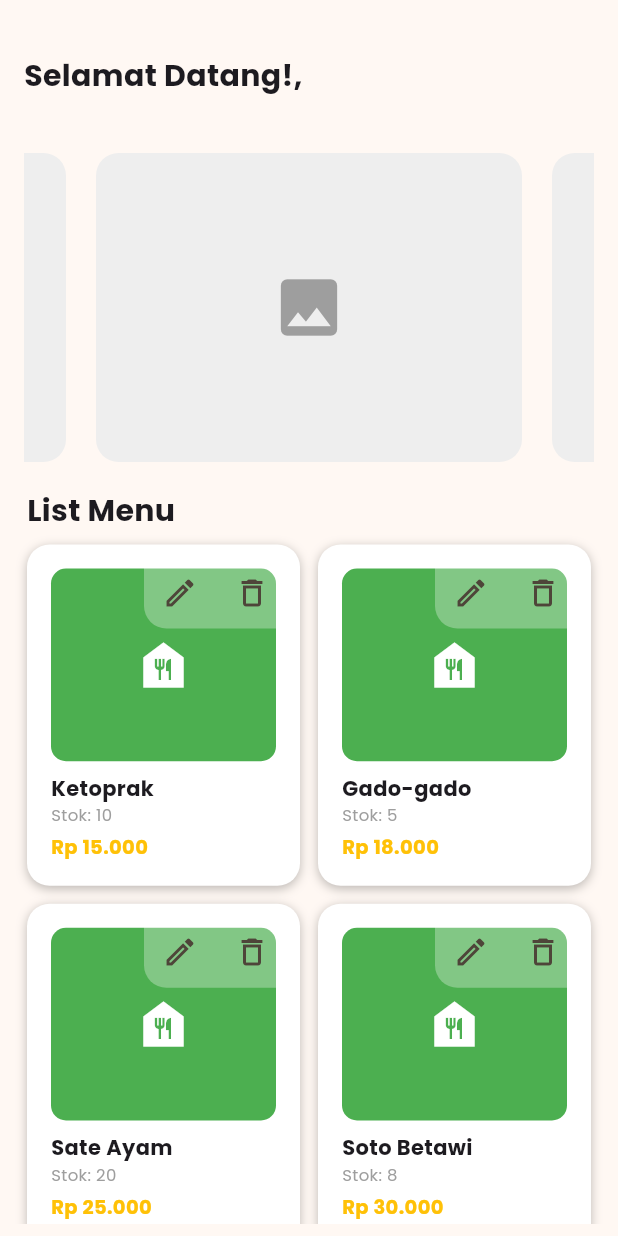
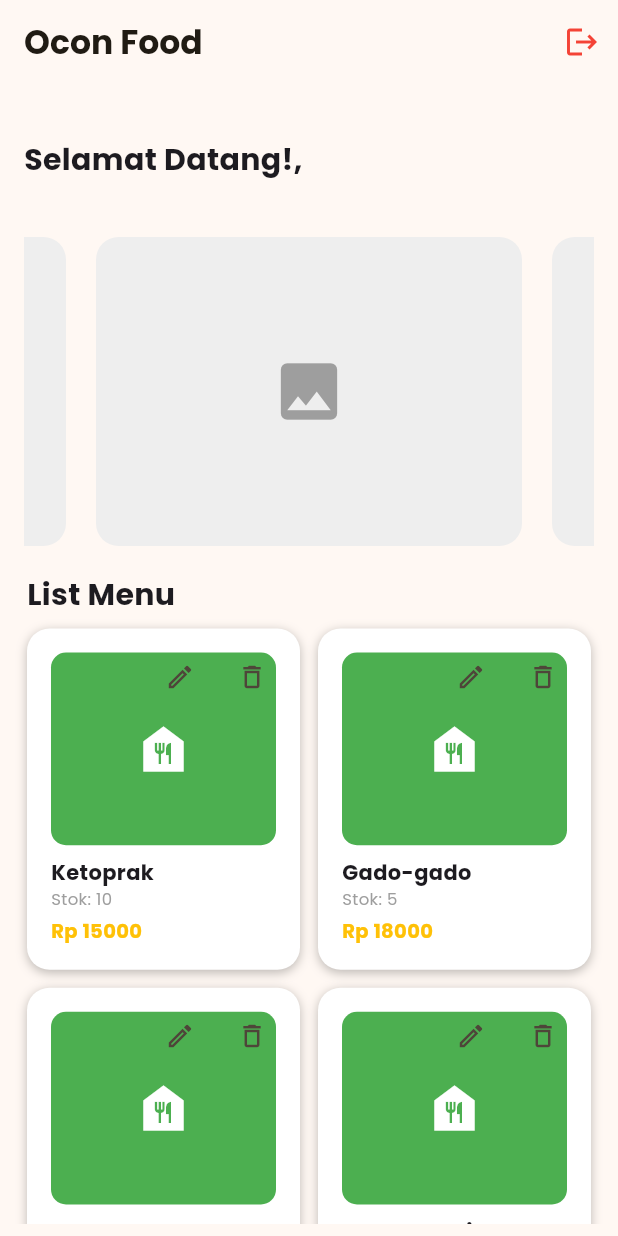
Before and after one commit to Application-Software-Engineering/frontend-resto, a Flutter app: the DashboardPage screen opened directly, on a phone screen of 412 x 824 dp. Run offline on Flutter 3.47's test engine with Material 3 defaults, Android fonts, the phone set to English and light mode, and no system bars; our stand-ins replace google_fonts, image_picker, shared_preferences; accounts and stored records are empty.

Commit message:
Selesaikan conflict merge di main.dart

```diff
--- a/lib/main.dart
+++ b/lib/main.dart
@@ -1,5 +1,5 @@
 import 'package:flutter/material.dart';
-import 'pages/login.dart';
+import 'package:frontend_resto/pages/splash.dart';
 import 'package:google_fonts/google_fonts.dart';
 
 
@@ -20,7 +20,7 @@ class MyApp extends StatelessWidget {
         textTheme: GoogleFonts.poppinsTextTheme(Theme.of(context).textTheme),
         useMaterial3: true,
       ),
-      home: const LoginPage(),
+      home: const SplashScreen(),
     );
   }
 }
--- a/lib/pages/dashboard.dart
+++ b/lib/pages/dashboard.dart
@@ -2,6 +2,7 @@ import 'package:flutter/material.dart';
 import 'package:frontend_resto/pages/edit_menu_page.dart';
 import 'package:shared_preferences/shared_preferences.dart';
 import 'package:google_fonts/google_fonts.dart';
+import 'package:frontend_resto/services/auth_service.dart'; // Menambahkan import AuthService
 
 class DashboardPage extends StatefulWidget {
   const DashboardPage({super.key});
@@ -11,8 +12,8 @@ class DashboardPage extends StatefulWidget {
 }
 
 class _DashboardPageState extends State<DashboardPage> {
-
   String _displayName = "User";
+  final AuthService _authService = AuthService(); // Inisialisasi untuk logout
 
   @override
   void initState() {
@@ -23,9 +24,18 @@ class _DashboardPageState extends State<DashboardPage> {
   void _getSavedName() async {
     final prefs = await SharedPreferences.getInstance();
     setState(() {
+      // Perbaikan: Gunakan key 'name' agar sinkron dengan yang disimpan di LoginPage
       _displayName = prefs.getString('name') ?? "User";
     });
   }
+
+  // Menambahkan fungsi logout agar tombol berfungsi
+  void _handleLogout() async {
+    await _authService.logout();
+    if (!mounted) return;
+    Navigator.pushNamedAndRemoveUntil(context, '/login', (route) => false);
+  }
+
   void _showAddToCartSheet(BuildContext context, Map<String, dynamic> item) {
     int quantity = 1;
     showModalBottomSheet(
@@ -155,7 +165,6 @@ class _DashboardPageState extends State<DashboardPage> {
                         ),
                       ),
                       onPressed: () {
-                        // Perbaikan: Cek Navigator sebelum pop untuk cegah Red Screen
                         if (Navigator.canPop(context)) {
                           Navigator.pop(context);
                         }
@@ -200,15 +209,38 @@ class _DashboardPageState extends State<DashboardPage> {
       initialPage: 1000,
     );
 
+    // Data dummy menu
     final List<Map<String, dynamic>> menuItems = [
-      {'nama': 'Ketoprak', 'stok': '10', 'harga': 'Rp 15.000'},
-      {'nama': 'Gado-gado', 'stok': '5', 'harga': 'Rp 18.000'},
-      {'nama': 'Sate Ayam', 'stok': '20', 'harga': 'Rp 25.000'},
-      {'nama': 'Soto Betawi', 'stok': '8', 'harga': 'Rp 30.000'},
-      {'nama': 'Nasi Goreng', 'stok': '8', 'harga': 'Rp 30.000'},
+      {'id': 1, 'nama': 'Ketoprak', 'stok': '10', 'harga': '15000'},
+      {'id': 2, 'nama': 'Gado-gado', 'stok': '5', 'harga': '18000'},
+      {'id': 3, 'nama': 'Sate Ayam', 'stok': '20', 'harga': '25000'},
+      {'id': 4, 'nama': 'Soto Betawi', 'stok': '8', 'harga': '30000'},
+      {'id': 5, 'nama': 'Nasi Goreng', 'stok': '8', 'harga': '30000'},
     ];
 
     return Scaffold(
+      // Tambahan: AppBar dengan Tombol Logout agar User Experience lebih baik
+      appBar: AppBar(
+        title: Text('Ocon Food', style: GoogleFonts.poppins(fontWeight: FontWeight.bold)),
+        actions: [
+          IconButton(
+            icon: const Icon(Icons.logout, color: Colors.red),
+            onPressed: () {
+              showDialog(
+                context: context,
+                builder: (context) => AlertDialog(
+                  title: const Text('Logout'),
+                  content: const Text('Yakin ingin keluar?'),
+                  actions: [
+                    TextButton(onPressed: () => Navigator.pop(context), child: const Text('Batal')),
+                    TextButton(onPressed: _handleLogout, child: const Text('Keluar', style: TextStyle(color: Colors.red))),
+                  ],
+                ),
+              );
+            },
+          ),
+        ],
+      ),
       body: LayoutBuilder(
         builder: (context, constraints) {
           int gridCount;
@@ -220,10 +252,7 @@ class _DashboardPageState extends State<DashboardPage> {
             gridCount = 4;
           }
 
-          double carouselHeight = (screenSize.height * 0.25).clamp(
-            180.0,
-            300.0,
-          );
+          double carouselHeight = (screenSize.height * 0.25).clamp(180.0, 300.0);
 
           return Padding(
             padding: const EdgeInsets.all(8.0),
@@ -259,11 +288,7 @@ class _DashboardPageState extends State<DashboardPage> {
                           child: ClipRRect(
                             borderRadius: BorderRadius.circular(15),
                             child: const Center(
-                              child: Icon(
-                                Icons.image,
-                                size: 50,
-                                color: Colors.grey,
-                              ),
+                              child: Icon(Icons.image, size: 50, color: Colors.grey),
                             ),
                           ),
                         );
@@ -321,8 +346,7 @@ class _DashboardPageState extends State<DashboardPage> {
           color: Colors.white,
           borderRadius: BorderRadius.circular(15),
           boxShadow: const [
-            BoxShadow(
-                color: Colors.black26, blurRadius: 5, offset: Offset(0, 2)),
+            BoxShadow(color: Colors.black26, blurRadius: 5, offset: Offset(0, 2)),
           ],
         ),
         child: Stack(
@@ -339,43 +363,25 @@ class _DashboardPageState extends State<DashboardPage> {
                         color: Colors.green,
                       ),
                       child: const Center(
-                        child: Icon(Icons.food_bank,
-                            size: 40, color: Colors.white),
+                        child: Icon(Icons.food_bank, size: 40, color: Colors.white),
                       ),
                     ),
                   ),
                   const SizedBox(height: 8),
-                  Row(
-                    mainAxisAlignment: MainAxisAlignment.spaceBetween,
-                    children: [
-                      Expanded(
-                        child: Text(
+                  Text(
                     "${item['nama']}",
-                          style: GoogleFonts.poppins(
-                            fontSize: 14,
-                            fontWeight: FontWeight.bold,
-                          ),
+                    style: GoogleFonts.poppins(fontSize: 14, fontWeight: FontWeight.bold),
                     overflow: TextOverflow.ellipsis,
                     maxLines: 1,
                   ),
-                      ),
-                    ],
-                  ),
                   Text(
                     "Stok: ${item['stok']}",
-                    style: GoogleFonts.poppins(
-                      fontSize: 11,
-                      color: Colors.grey,
-                    ),
+                    style: GoogleFonts.poppins(fontSize: 11, color: Colors.grey),
                   ),
                   const SizedBox(height: 4),
                   Text(
-                    "${item['harga']}",
-                    style: GoogleFonts.poppins(
-                      fontSize: 13,
-                      fontWeight: FontWeight.bold,
-                      color: Colors.amber,
-                    ),
+                    "Rp ${item['harga']}",
+                    style: GoogleFonts.poppins(fontSize: 13, fontWeight: FontWeight.bold, color: Colors.amber),
                   ),
                 ],
               ),
@@ -383,35 +389,33 @@ class _DashboardPageState extends State<DashboardPage> {
             Positioned(
               top: 0,
               right: 0,
-              child: Container(
-                decoration: const BoxDecoration(
-                  color: Colors.white30,
-                  borderRadius: BorderRadius.only(
-                    topRight: Radius.circular(15),
-                    bottomLeft: Radius.circular(15),
-                  ),
-                ),
               child: Row(
                 children: [
                   IconButton(
-                      icon: const Icon(Icons.edit_outlined),
+                    icon: const Icon(Icons.edit_outlined, size: 20),
                     onPressed: () {
+                      // Perbaikan: Konversi tipe data agar tidak terjadi TypeError di EditMenuPage
                       Navigator.push(
                         context,
                         MaterialPageRoute(
-                            builder: (context) => EditMenuPage(id: item['id'], nama: item['name'], price: item['harga'], stock: item['stock'], imageUrl: ''),
+                          builder: (context) => EditMenuPage(
+                            id: int.tryParse(item['id'].toString()) ?? 0,
+                            nama: item['nama'] ?? '',
+                            price: int.tryParse(item['harga'].toString()) ?? 0,
+                            stock: int.tryParse(item['stok'].toString()) ?? 0,
+                            imageUrl: item['image_url'] ?? 'https://via.placeholder.com/150',
+                          ),
                         ),
                       );
                     },
                   ),
                   IconButton(
-                      icon: const Icon(Icons.delete_outline_outlined),
+                    icon: const Icon(Icons.delete_outline_outlined, size: 20),
                     onPressed: () {
                       print("Hapus ${item['nama']}");
                     },
                   ),
                 ],
-                ),
               ),
             )
           ],
--- a/lib/pages/main_page.dart
+++ b/lib/pages/main_page.dart
@@ -3,7 +3,7 @@ import 'package:frontend_resto/pages/cart_page.dart';
 import 'package:frontend_resto/pages/dashboard.dart';
 import 'package:frontend_resto/pages/history_page.dart';
 import 'package:frontend_resto/pages/login.dart';
-import 'package:frontend_resto/service/auth_service.dart';
+import 'package:frontend_resto/services/auth_service.dart';
 import 'package:frontend_resto/pages/tambah_menu_page.dart';
 
 class MainPage extends StatefulWidget {
@@ -32,7 +32,7 @@ class _MainPageState extends State<MainPage> {
   final List<Widget> _pages = [
     const DashboardPage(),
     const TambahMenuPage(),
-    const HistoryPage(),                              // Index 2
+    const HistoryPage(),
   ];
 
   final List<String> _titles = [
--- a/lib/services/auth_service.dart
+++ b/lib/services/auth_service.dart
@@ -3,16 +3,16 @@ import 'package:shared_preferences/shared_preferences.dart';
 class AuthService {
   Future<void> saveToken(String token) async {
     final prefs = await SharedPreferences.getInstance();
-    await prefs.setString('auth_token', token);
+    await prefs.setString('token', token);
   }
 
   Future<String?> getToken() async {
     final prefs = await SharedPreferences.getInstance();
-    return prefs.getString('auth_token');
+    return prefs.getString('token');
   }
 
   Future<void> logout() async {
     final prefs = await SharedPreferences.getInstance();
-    await prefs.remove('auth_token');
+    await prefs.remove('token');
   }
 }
--- a/pubspec.yaml
+++ b/pubspec.yaml
@@ -43,12 +43,6 @@ dependencies:
 dev_dependencies:
   flutter_test:
     sdk: flutter
-
-  # The "flutter_lints" package below contains a set of recommended lints to
-  # encourage good coding practices. The lint set provided by the package is
-  # activated in the `analysis_options.yaml` file located at the root of your
-  # package. See that file for information about deactivating specific lint
-  # rules and activating additional ones.
   flutter_lints: ^6.0.0
 
 # For information on the generic Dart part of this file, see the
```
Also changed, not shown: lib/pages/edit_menu_page.dart (+57 -47 lines), lib/pages/login.dart (+36 -19 lines), lib/services/menu_service.dart (+20 -7 lines), pubspec.lock, 1 other file. Lines whose indentation alone changed are shown as unchanged.
